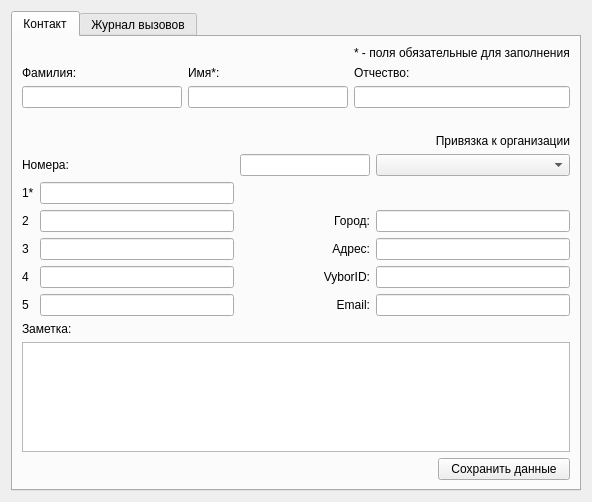
okostynchuk/Outcall, file EditContactDialog.ui: the form before one commit.
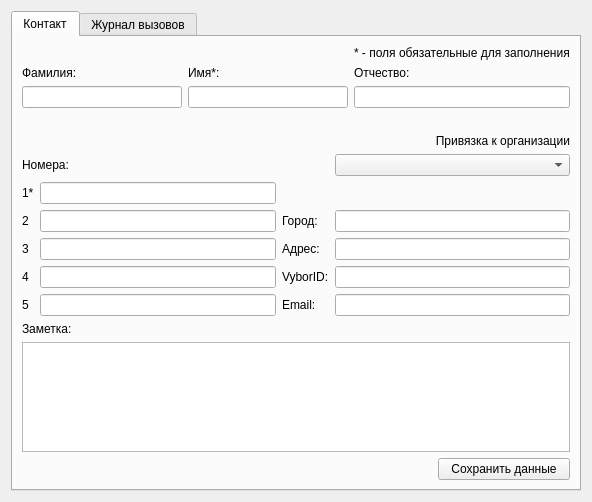
The form after the commit.

Commit message: sorting enabled for all windows

What changed in the file:
```diff
--- a/EditContactDialog.ui
+++ b/EditContactDialog.ui
@@ -119,16 +119,6 @@
          </item>
          <item>
           <layout class="QGridLayout" name="gridLayout_9">
-           <item row="0" column="3">
-            <widget class="QLineEdit" name="lineEdit">
-             <property name="maximumSize">
-              <size>
-               <width>130</width>
-               <height>16777215</height>
-              </size>
-             </property>
-            </widget>
-           </item>
            <item row="3" column="0">
             <widget class="QLabel" name="label_27">
              <property name="text">
@@ -182,7 +172,7 @@
               <string>Город:</string>
              </property>
              <property name="alignment">
-              <set>Qt::AlignRight|Qt::AlignTrailing|Qt::AlignVCenter</set>
+              <set>Qt::AlignLeading|Qt::AlignLeft|Qt::AlignVCenter</set>
              </property>
             </widget>
            </item>
@@ -208,7 +198,7 @@
               <string>Email:</string>
              </property>
              <property name="alignment">
-              <set>Qt::AlignRight|Qt::AlignTrailing|Qt::AlignVCenter</set>
+              <set>Qt::AlignLeading|Qt::AlignLeft|Qt::AlignVCenter</set>
              </property>
             </widget>
            </item>
@@ -218,7 +208,7 @@
               <string>VyborID:</string>
              </property>
              <property name="alignment">
-              <set>Qt::AlignRight|Qt::AlignTrailing|Qt::AlignVCenter</set>
+              <set>Qt::AlignLeading|Qt::AlignLeft|Qt::AlignVCenter</set>
              </property>
             </widget>
            </item>
@@ -231,7 +221,7 @@
               <string>Адрес:</string>
              </property>
              <property name="alignment">
-              <set>Qt::AlignRight|Qt::AlignTrailing|Qt::AlignVCenter</set>
+              <set>Qt::AlignLeading|Qt::AlignLeft|Qt::AlignVCenter</set>
              </property>
             </widget>
            </item>
```
The commit also changes 7 other files.
